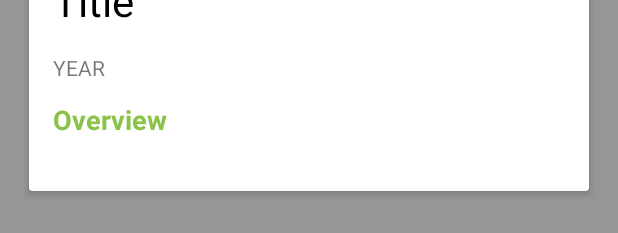
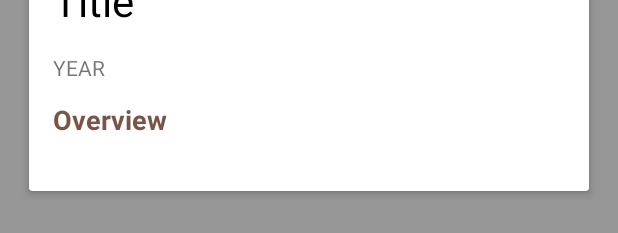
Before and after one commit to YongWoonJi/MyMovieMVP, an Android app: the layout activity_movie_detail.xml on its own in the app's theme, with its tools: preview values and no code run, on a phone screen of 412 x 824 dp. Shown: the part 419-652 px from the top of the screen. Run offline under Robolectric (Android 15) with nearby library versions, the phone set to English and light mode, and no system bars.

Commit message:
color update

```diff
--- a/app/src/main/res/values/colors.xml
+++ b/app/src/main/res/values/colors.xml
@@ -1,6 +1,6 @@
 <?xml version="1.0" encoding="utf-8"?>
 <resources>
-    <color name="colorPrimary">#8BC34A</color>
-    <color name="colorPrimaryDark">#689F38</color>
+    <color name="colorPrimary">#795548</color>
+    <color name="colorPrimaryDark">#5D4037</color>
     <color name="colorAccent">#FFFFFF</color>
 </resources>
```
